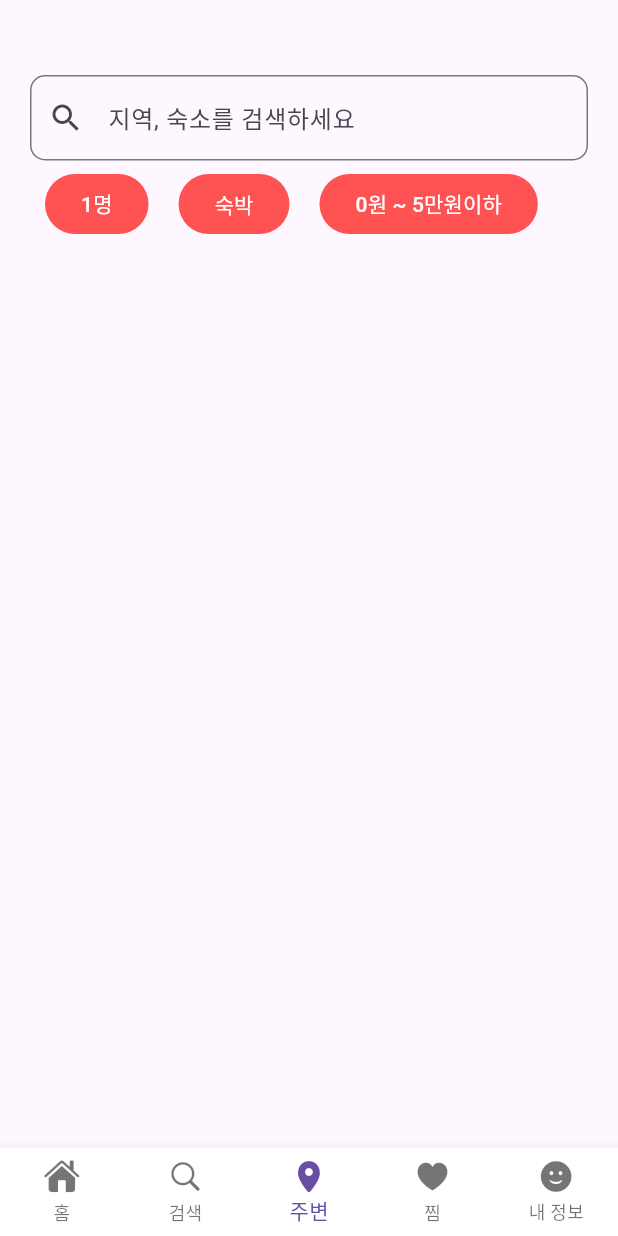
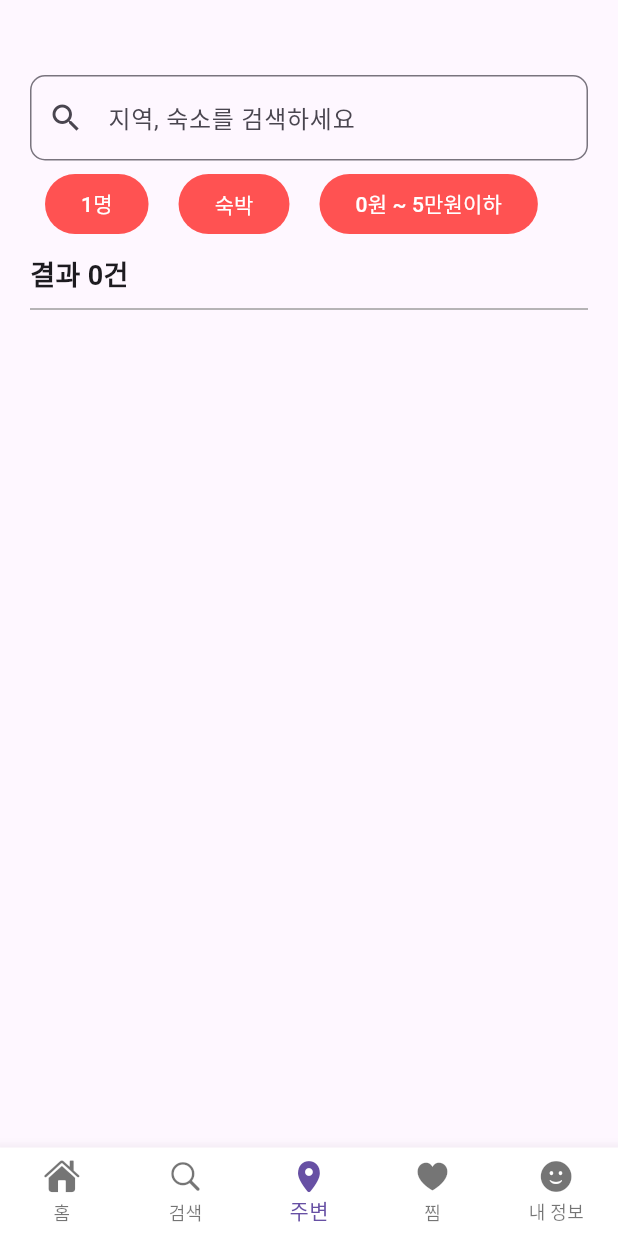
Before and after one commit to vosw1/yeogi_app, a Flutter app: the screen it shows after launch, item 3 of the bottom bar chosen, on a phone screen of 412 x 824 dp. Run offline on Flutter 3.47's test engine with Material 3 defaults, Android fonts, the light colour scheme and no system bars; our stand-ins replace font_awesome_flutter; Roboto replaces fonts that are missing (Jua-Regular.ttf).

Commit message:
결과 표시부분

```diff
--- a/lib/pages/near_from_me_page.dart
+++ b/lib/pages/near_from_me_page.dart
@@ -11,6 +11,7 @@ class _NearFromMePageState extends State<NearFromMePage> {
   String? _selectedPersonCount = '1명';
   String? _selectedUseType = '숙박';
   String? _selectedUsePrice = '0원 ~ 5만원이하';
+  List<String> searchResults = []; // 검색 결과를 저장할 리스트
 
   @override
   Widget build(BuildContext context) {
@@ -29,6 +30,11 @@ class _NearFromMePageState extends State<NearFromMePage> {
                 icon: Icon(Icons.search),
                 onPressed: () {
                   // 검색 기능 추가
+                  // 검색 결과 업데이트
+                  setState(() {
+                    searchResults = []; // 검색 결과 초기화
+                    // 여기에 실제 검색 로직 추가
+                  });
                 },
               ),
             ),
@@ -72,6 +78,39 @@ class _NearFromMePageState extends State<NearFromMePage> {
               selectedColor: Colors.redAccent, // 배경색을 레드 악센트로 설정
             ),
           ],
+        ),
+        SizedBox(height: gap_s), // 간격 추가
+        Padding(
+          padding: const EdgeInsets.symmetric(horizontal: gap_m),
+          child: Column(
+            crossAxisAlignment: CrossAxisAlignment.start,
+            children: [
+              Text(
+                '결과 ${searchResults.length}건',
+                style: TextStyle(
+                  fontSize: 18,
+                  fontWeight: FontWeight.bold,
+                ),
+              ),
+              SizedBox(height: gap_xx), // 구분선 위 아래 간격 조절
+              Divider(
+                color: Colors.grey, // 구분선 색상 설정
+                thickness: 1.0, // 구분선 두께 설정
+              ),
+            ],
+          ),
+        ),
+
+        Expanded(
+          child: ListView.builder(
+            itemCount: searchResults.length,
+            itemBuilder: (context, index) {
+              return ListTile(
+                title: Text(searchResults[index]),
+                // 여기에 각 결과 항목의 표시 방법 추가
+              );
+            },
+          ),
         ),
       ],
     );
```
